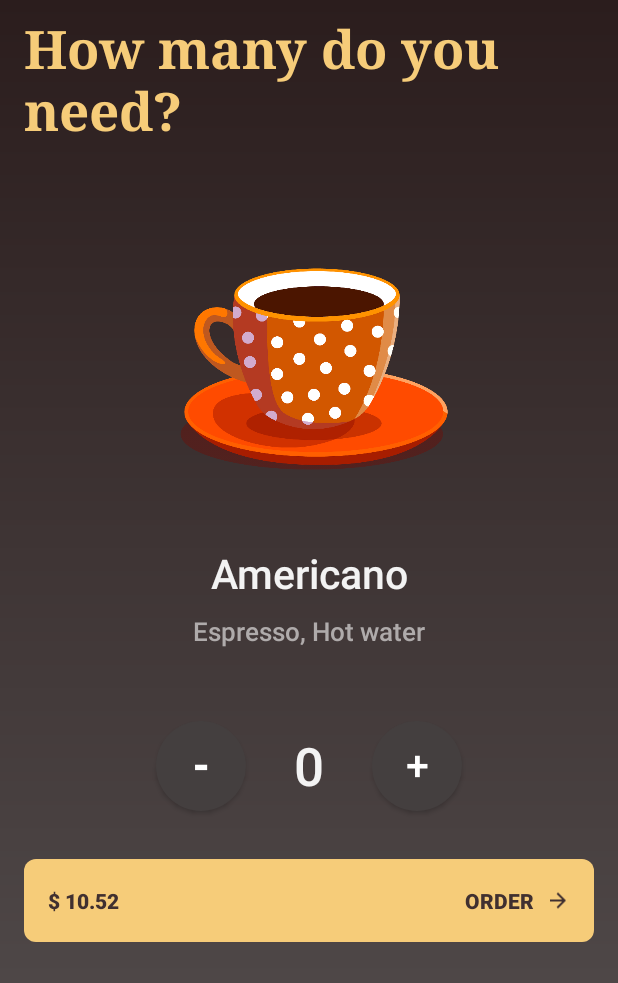
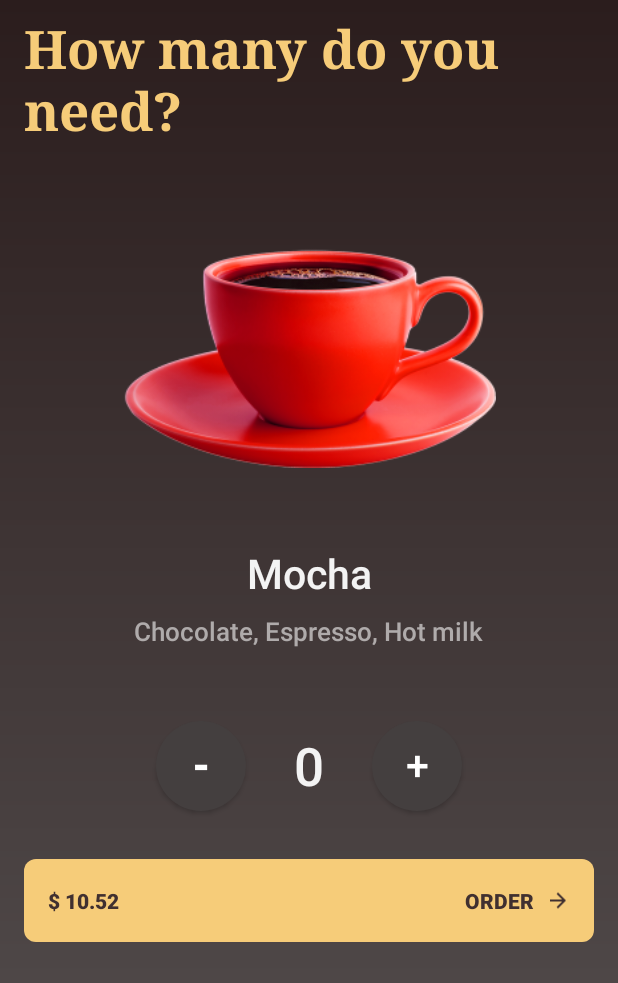
Before and after one commit to CodeWithSouma/Coffee-Order-App, an Android app: the screen it shows after launch (OrderSummary), after a tap on "Mocha", on a phone screen of 412 x 824 dp. Shown: the top 983 px of the screen. Run offline under Robolectric (Android 15) with nearby library versions, the phone set to English and light mode, and no system bars.

Commit message:
add listener in all card

```diff
--- a/app/src/main/java/com/codewithsouma/coffeeorderapp/DashBoard.java
+++ b/app/src/main/java/com/codewithsouma/coffeeorderapp/DashBoard.java
@@ -8,7 +8,6 @@ import android.view.View;
 import android.widget.TextView;
 
 public class DashBoard extends AppCompatActivity {
-//    private int quantity = 2;
     private final int[] coffeeImages = {
             R.drawable.americano,
             R.drawable.black_coffee,
@@ -27,19 +26,25 @@ public class DashBoard extends AppCompatActivity {
         coffeeNames = getResources().getStringArray(R.array.coffee_names);
         coffeeDescriptions = getResources().getStringArray(R.array.coffee_description);
 
-//        displayQuantity();
-//        displayPrice();
     }
 
     public void handleClick(View view) {
-        int cardIndex = 0;
+        int cardIndex = -1;
 
         if (view == findViewById(R.id.americano_card_ID))
             cardIndex = 0;
-
+        else if (view == findViewById(R.id.black_coffee_card_ID))
+            cardIndex = 1;
+        else if (view == findViewById(R.id.cappuccino_card_ID))
+            cardIndex = 2;
+        else if (view == findViewById(R.id.mocha_card_ID))
+            cardIndex = 3;
+        else if (view == findViewById(R.id.latte_card_ID))
+            cardIndex = 4;
+        else if (view == findViewById(R.id.espresso_card_ID))
+            cardIndex = 5;
 
         collectDataAndStartNextActivity(cardIndex);
-
 
     }
 
@@ -59,51 +64,4 @@ public class DashBoard extends AppCompatActivity {
         this.startActivity(orderSummaryActivity);
     }
 
-   /* public void submitOrder(View view) {
-        displayQuantity();
-        displayPrice();
-        displayOrderSummary("Souma");
-        startActivity(new Intent(this,OrderSummary.class));
-    }*/
-
-    /*private int calculatePrice() {
-        final int PRICE_OF_EVERY_CUP = 5;
-        return quantity * PRICE_OF_EVERY_CUP;
-    }
-
-    private void displayQuantity() {
-        TextView quantityTextView = findViewById(R.id.quantity_text_view);
-        quantityTextView.setText(Integer.toString(quantity));
-    }
-
-    private void displayPrice() {
-        int price = calculatePrice();
-        TextView priceTextView = findViewById(R.id.price_text_view);
-        String formattedPrice = NumberFormat.getCurrencyInstance(Locale.US).format(price);
-        priceTextView.setText("Total price: " + formattedPrice);
-    }*/
-
-    /*public void displayOrderSummary(String name) {
-        int price = calculatePrice();
-        TextView orderSummaryTextView = findViewById(R.id.order_summary_textView);
-        String orderSummary = "Name: " + name + " !!!\n" +
-                "Quantity: " + quantity + " cup of coffee " +
-                "\nTotal price: $" + price + " \n" +
-                "Thank you!!!";
-        orderSummaryTextView.setText(orderSummary);
-
-    }*/
-
-/*    public void increment(View view) {
-        quantity++;
-        displayQuantity();
-        displayPrice();
-    }
-
-    public void decrement(View view) {
-        if (quantity <= 1) return;
-        quantity--;
-        displayQuantity();
-        displayPrice();
-    }*/
 }
--- a/app/src/main/java/com/codewithsouma/coffeeorderapp/OrderSummary.java
+++ b/app/src/main/java/com/codewithsouma/coffeeorderapp/OrderSummary.java
@@ -7,6 +7,8 @@ import android.widget.ImageView;
 import android.widget.TextView;
 
 public class OrderSummary extends AppCompatActivity {
+    //    private int quantity = 2;
+
     private int coffeeImage;
     private String coffeeName;
     private String coffeeDescription;
@@ -28,6 +30,9 @@ public class OrderSummary extends AppCompatActivity {
             updateUI();
         }
 
+//        displayQuantity();
+//        displayPrice();
+
     }
 
     private void findAllViews() {
@@ -47,4 +52,52 @@ public class OrderSummary extends AppCompatActivity {
         coffeeDescription = bundle.getString("coffeeDescription");
         coffeeImage = bundle.getInt("coffeeImage");
     }
+
+     /* public void submitOrder(View view) {
+        displayQuantity();
+        displayPrice();
+        displayOrderSummary("Souma");
+        startActivity(new Intent(this,OrderSummary.class));
+    }*/
+
+    /*private int calculatePrice() {
+        final int PRICE_OF_EVERY_CUP = 5;
+        return quantity * PRICE_OF_EVERY_CUP;
+    }
+
+    private void displayQuantity() {
+        TextView quantityTextView = findViewById(R.id.quantity_text_view);
+        quantityTextView.setText(Integer.toString(quantity));
+    }
+
+    private void displayPrice() {
+        int price = calculatePrice();
+        TextView priceTextView = findViewById(R.id.price_text_view);
+        String formattedPrice = NumberFormat.getCurrencyInstance(Locale.US).format(price);
+        priceTextView.setText("Total price: " + formattedPrice);
+    }*/
+
+    /*public void displayOrderSummary(String name) {
+        int price = calculatePrice();
+        TextView orderSummaryTextView = findViewById(R.id.order_summary_textView);
+        String orderSummary = "Name: " + name + " !!!\n" +
+                "Quantity: " + quantity + " cup of coffee " +
+                "\nTotal price: $" + price + " \n" +
+                "Thank you!!!";
+        orderSummaryTextView.setText(orderSummary);
+
+    }*/
+
+/*    public void increment(View view) {
+        quantity++;
+        displayQuantity();
+        displayPrice();
+    }
+
+    public void decrement(View view) {
+        if (quantity <= 1) return;
+        quantity--;
+        displayQuantity();
+        displayPrice();
+    }*/
 }
--- a/app/src/main/res/values/strings.xml
+++ b/app/src/main/res/values/strings.xml
@@ -35,6 +35,7 @@
     <string name="mocha_desc">Chocolate, Espresso, Hot milk</string>
     <string name="latte_desc">Espresso, Milk</string>
     <string name="espresso_desc">Double espresso, Hot milk</string>
+    <string name="choose_your_drink">Choose your drink</string>
 
     <string-array name="coffee_description">
         <item>Espresso, Hot water</item>
```
Also changed, not shown: app/src/main/res/layout/dashboard.xml (+9 -12 lines).
